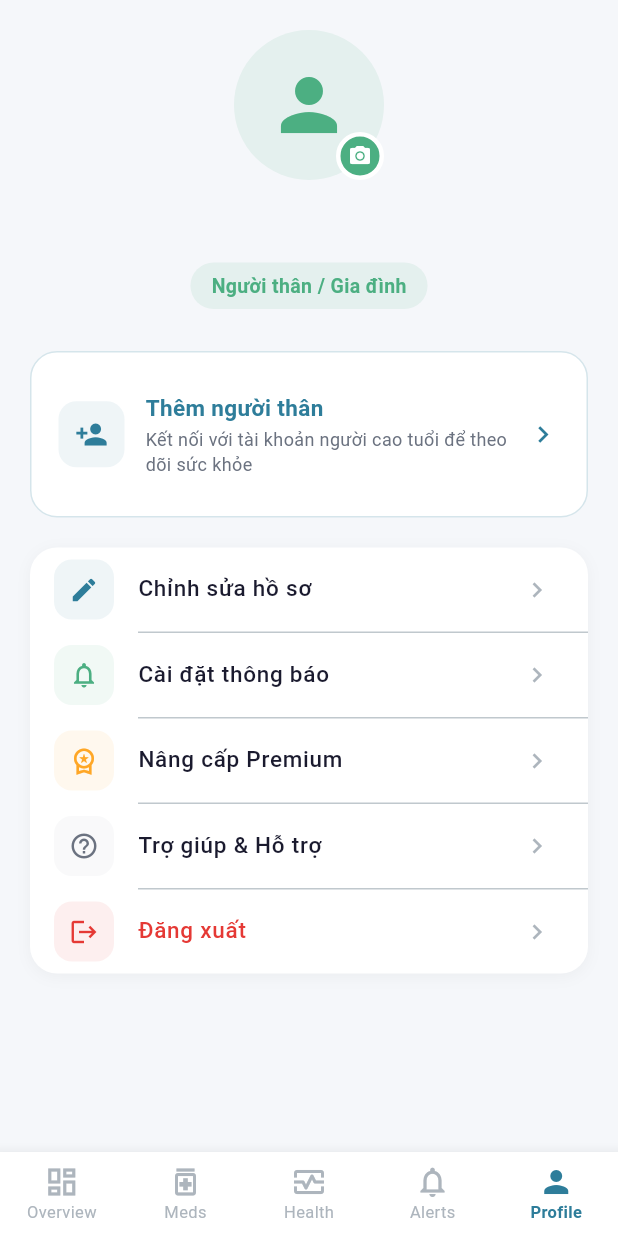
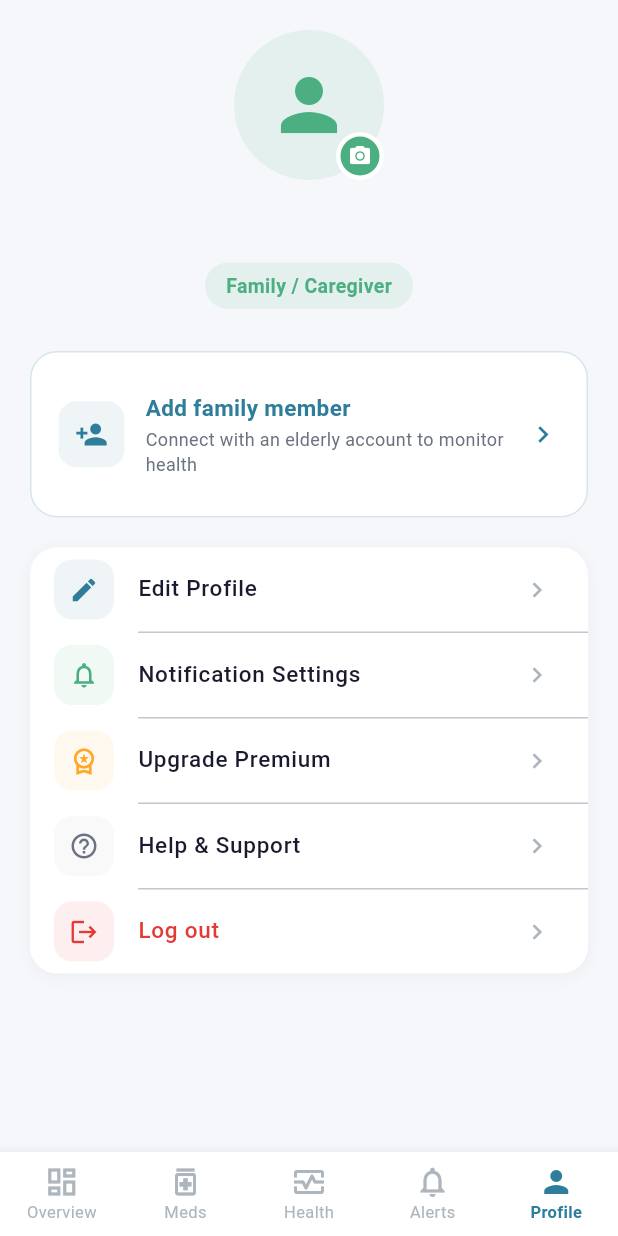
Before and after one commit to phanhhhhhhh/carenest-mobile, a Flutter app: the FamilyProfileScreen screen opened by its route, on a phone screen of 412 x 824 dp. Run offline on Flutter 3.47's test engine with Material 3 defaults, Android fonts, the phone set to English and light mode, and no system bars; our stand-ins replace dio, firebase_auth, firebase_core, flutter_dotenv, flutter_riverpod, flutter_secure_storage and 3 more; accounts and stored records are empty; network calls fail; Roboto replaces fonts that are missing (Nunito).

Commit message:
i18n: translate family_profile_screen.dart to English

```diff
--- a/lib/features/family/presentation/screens/family_profile_screen.dart
+++ b/lib/features/family/presentation/screens/family_profile_screen.dart
@@ -29,7 +29,7 @@ class _FamilyProfileScreenState extends ConsumerState<FamilyProfileScreen> {
     final phone = await SecureStorage.getPhone();
     if (mounted) {
       setState(() {
-        _name = name ?? 'Người dùng';
+        _name = name ?? 'User';
         _phone = phone ?? '';
       });
     }
@@ -41,12 +41,12 @@ class _FamilyProfileScreenState extends ConsumerState<FamilyProfileScreen> {
       context: context,
       builder: (ctx) => AlertDialog(
         shape: RoundedRectangleBorder(borderRadius: BorderRadius.circular(16)),
-        title: const Text('Thêm người thân'),
+        title: const Text('Add family member'),
         content: Column(
           mainAxisSize: MainAxisSize.min,
           children: [
             const Text(
-              'Nhập số điện thoại của người cao tuổi để gửi yêu cầu kết nối.',
+              'Enter the elderly person\'s phone number to send a connection request.',
               style: TextStyle(color: AppColors.textSecondary, fontSize: 13),
             ),
             const SizedBox(height: 16),
@@ -54,8 +54,8 @@ class _FamilyProfileScreenState extends ConsumerState<FamilyProfileScreen> {
               controller: phoneCtrl,
               keyboardType: TextInputType.phone,
               decoration: InputDecoration(
-                labelText: 'Số điện thoại',
-                hintText: 'Ví dụ: 0912345678',
+                labelText: 'Phone number',
+                hintText: 'e.g., 0912345678',
                 border: OutlineInputBorder(
                   borderRadius: BorderRadius.circular(12),
                 ),
@@ -68,7 +68,7 @@ class _FamilyProfileScreenState extends ConsumerState<FamilyProfileScreen> {
         actions: [
           TextButton(
             onPressed: () => Navigator.pop(ctx),
-            child: const Text('Hủy'),
+            child: const Text('Cancel'),
           ),
           Consumer(
             builder: (context, ref, _) {
@@ -91,9 +91,9 @@ class _FamilyProfileScreenState extends ConsumerState<FamilyProfileScreen> {
                           ScaffoldMessenger.of(context).showSnackBar(
                             SnackBar(
                               content: Text(ok
-                                  ? 'Đã gửi yêu cầu kết nối!'
+                                  ? 'Connection request sent!'
                                   : linkState.error ??
-                                      'Không thể gửi yêu cầu'),
+                                      'Could not send request'),
                               backgroundColor:
                                   ok ? AppColors.success : AppColors.error,
                             ),
@@ -106,7 +106,7 @@ class _FamilyProfileScreenState extends ConsumerState<FamilyProfileScreen> {
                         }
                       },
                 child: Text(
-                    linkState.isLoading ? 'Đang gửi...' : 'Gửi yêu cầu'),
+                    linkState.isLoading ? 'Sending...' : 'Send request'),
               );
             },
           ),
@@ -194,7 +194,7 @@ class _FamilyProfileScreenState extends ConsumerState<FamilyProfileScreen> {
             color: AppColors.secondary.withOpacity(0.1),
             borderRadius: BorderRadius.circular(20),
           ),
-          child: const Text('Người thân / Gia đình',
+          child: const Text('Family / Caregiver',
               style: TextStyle(
                   color: AppColors.secondary,
                   fontSize: 13,
@@ -226,7 +226,7 @@ class _FamilyProfileScreenState extends ConsumerState<FamilyProfileScreen> {
             children: [
               Icon(Icons.people, color: AppColors.primary, size: 22),
               SizedBox(width: 10),
-              Text('Người thân đã kết nối',
+              Text('Connected family member',
                   style: TextStyle(
                       fontSize: 16,
                       fontWeight: FontWeight.w700,
@@ -253,7 +253,7 @@ class _FamilyProfileScreenState extends ConsumerState<FamilyProfileScreen> {
                           color: AppColors.textSecondary, fontSize: 12)),
                 if (totalMeds > 0) ...[
                   if (conditions.isNotEmpty) const Text(' • '),
-                  Text('$totalMeds thuốc',
+                  Text('$totalMeds medications',
                       style: const TextStyle(
                           color: AppColors.textSecondary, fontSize: 12)),
                 ],
@@ -302,13 +302,13 @@ class _FamilyProfileScreenState extends ConsumerState<FamilyProfileScreen> {
                 child: Column(
                   crossAxisAlignment: CrossAxisAlignment.start,
                   children: [
-                    Text('Thêm người thân',
+                    Text('Add family member',
                         style: TextStyle(
                             color: AppColors.primary,
                             fontSize: 15,
                             fontWeight: FontWeight.w600)),
                     SizedBox(height: 2),
-                    Text('Kết nối với tài khoản người cao tuổi để theo dõi sức khỏe',
+                    Text('Connect with an elderly account to monitor health',
                         style: TextStyle(
                             color: AppColors.textSecondary,
                             fontSize: 12)),
@@ -328,36 +328,36 @@ class _FamilyProfileScreenState extends ConsumerState<FamilyProfileScreen> {
     final items = [
       (
         Icons.edit,
-        'Chỉnh sửa hồ sơ',
+        'Edit Profile',
         AppColors.primary,
         AppColors.primary.withOpacity(0.08),
         () {}
       ),
       (
         Icons.notifications_outlined,
-        'Cài đặt thông báo',
+        'Notification Settings',
         AppColors.secondary,
         AppColors.secondary.withOpacity(0.08),
         () {
           ScaffoldMessenger.of(context).showSnackBar(
-            const SnackBar(content: Text('Tính năng đang phát triển')),
+            const SnackBar(content: Text('Feature under development')),
           );
         }
       ),
       (
         Icons.workspace_premium_outlined,
-        'Nâng cấp Premium',
+        'Upgrade Premium',
         AppColors.warning,
         AppColors.warning.withOpacity(0.08),
         () {
           ScaffoldMessenger.of(context).showSnackBar(
-            const SnackBar(content: Text('Tính năng đang phát triển')),
+            const SnackBar(content: Text('Feature under development')),
           );
         }
       ),
       (
         Icons.help_outline,
-        'Trợ giúp & Hỗ trợ',
+        'Help & Support',
         AppColors.textSecondary,
         AppColors.textHint.withOpacity(0.08),
         () {}
@@ -412,7 +412,7 @@ class _FamilyProfileScreenState extends ConsumerState<FamilyProfileScreen> {
               child: const Icon(Icons.logout,
                   color: AppColors.error, size: 20),
             ),
-            title: const Text('Đăng xuất',
+            title: const Text('Log out',
                 style: TextStyle(
                     color: AppColors.error,
                     fontSize: 15,
```
